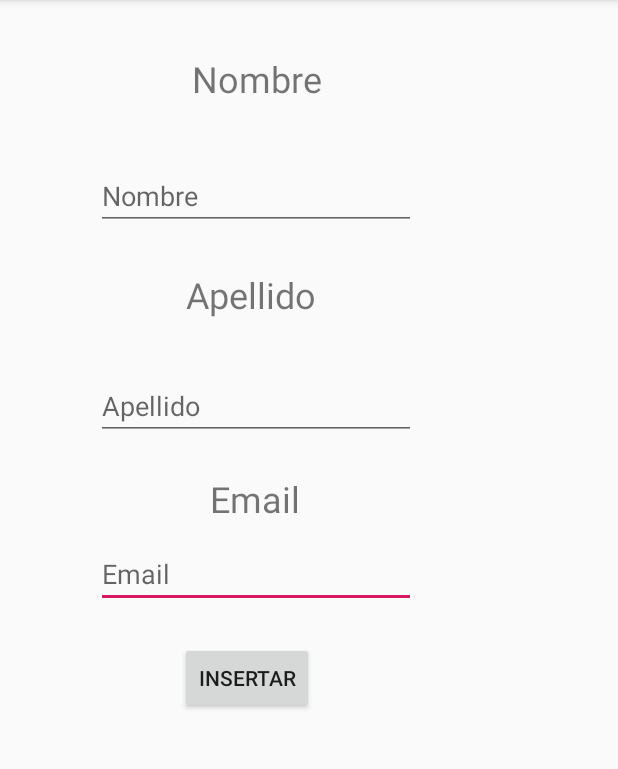
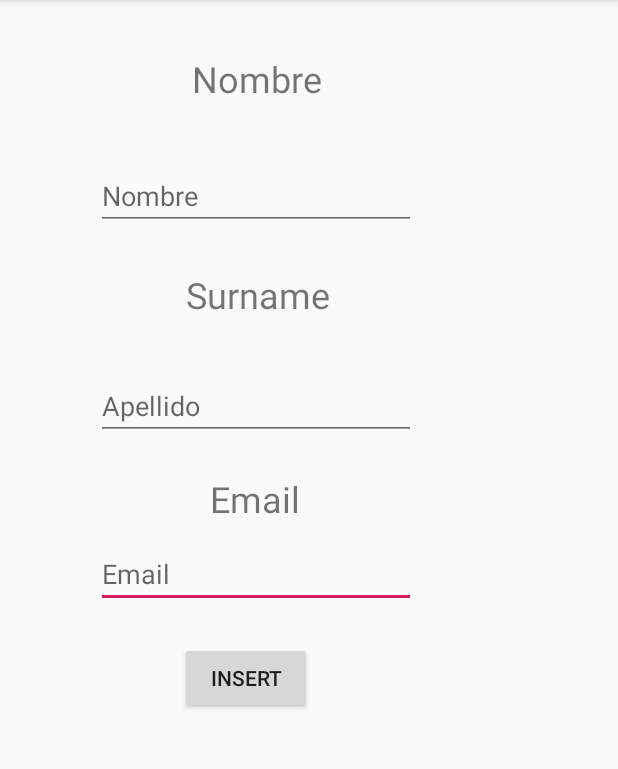
Before and after one commit to Viter1/Agenda4_Mobile1.1, an Android app: the screen it shows after launch (MainActivity), on a phone screen of 412 x 824 dp, the part 84-853 px from its top. Run offline under Robolectric (Android 15) with nearby library versions, the phone set to English and light mode, and no system bars; our stand-ins replace Volley.

Commit message:
Merge branch 'master' of https://github.com/Viter1/Agenda4_Mobile
# Conflicts:
#	.idea/vcs.xml

```diff
--- a/app/src/main/res/layout/activity_main.xml
+++ b/app/src/main/res/layout/activity_main.xml
@@ -25,7 +25,7 @@
         android:layout_marginStart="120dp"
         android:layout_marginLeft="120dp"
         android:layout_marginTop="428dp"
-        android:text="Insertar"
+        android:text="Insert"
         app:layout_constraintStart_toStartOf="parent"
         app:layout_constraintTop_toTopOf="parent" />
 
@@ -74,7 +74,7 @@
         android:layout_marginStart="124dp"
         android:layout_marginLeft="124dp"
         android:layout_marginTop="180dp"
-        android:text="Apellido"
+        android:text="Surname"
         android:textSize="24sp"
         app:layout_constraintStart_toStartOf="parent"
         app:layout_constraintTop_toTopOf="parent" />
```
